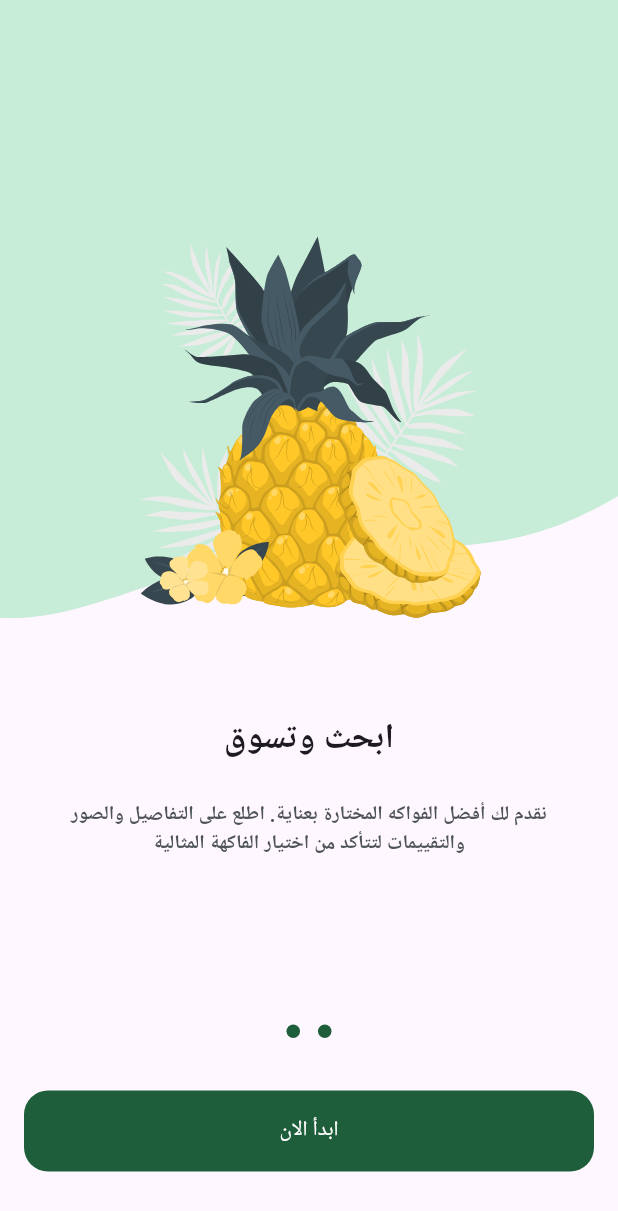
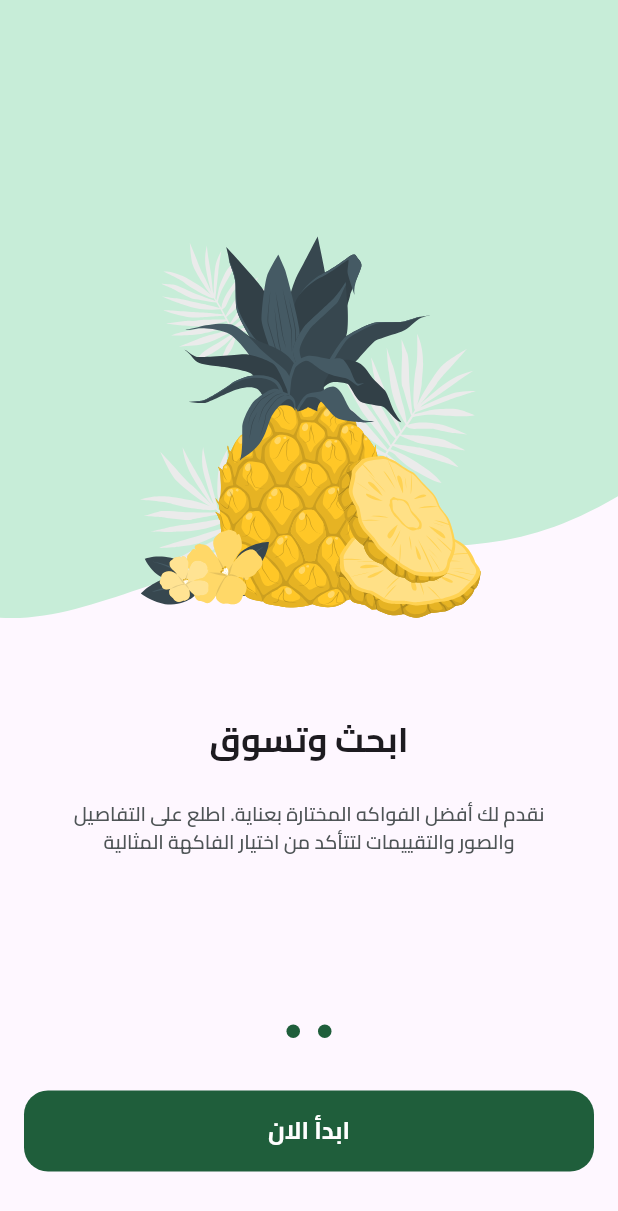
Before and after one commit to MohammedEhap007/fruit_hub, a Flutter app: the screen it shows after launch, swiped to page 2, on a phone screen of 412 x 824 dp. Shown: the top 1211 px of the screen. Run offline on Flutter 3.47's test engine with Material 3 defaults, Android fonts, the phone set to English and light mode, and no system bars; drawn by our look-alikes of dots_indicator; our stand-ins replace flutter_svg.

Commit message:
add font family and add navigation logic to on boarding view

```diff
--- a/lib/core/widgets/custom_button.dart
+++ b/lib/core/widgets/custom_button.dart
@@ -1,5 +1,6 @@
 import 'package:flutter/material.dart';
 import 'package:fruit_hub_app/core/utils/app_colors.dart';
+import 'package:fruit_hub_app/core/utils/app_text_styles.dart';
 
 class CustomButton extends StatelessWidget {
   const CustomButton({
@@ -25,7 +26,7 @@ class CustomButton extends StatelessWidget {
         onPressed: onPressed,
         child: Text(
           text,
-          style: const TextStyle(
+          style: TextStyles.bold16.copyWith(
             color: Colors.white,
           ),
         ),
--- a/lib/main.dart
+++ b/lib/main.dart
@@ -14,6 +14,9 @@ class FruitHub extends StatelessWidget {
   @override
   Widget build(BuildContext context) {
     return MaterialApp(
+      theme: ThemeData(
+        fontFamily: 'Cairo',
+      ),
       locale: Locale('ar'),
       localizationsDelegates: [
         S.delegate,
```
Also changed, not shown: lib/features/auth/presentation/views/login_view.dart (added, +12 -0 lines), lib/features/on_boarding/presentation/views/widgets/on_boarding_view_body.dart (+8 -1 lines), lib/features/on_boarding/presentation/views/widgets/page_view_item.dart (+9 -0 lines), pubspec.yaml (+11 -12 lines), assets/fonts/Cairo-Bold.ttf (added), assets/fonts/Cairo-Medium.ttf (added), assets/fonts/Cairo-Regular.ttf (added), assets/fonts/Cairo-SemiBold.ttf (added).
